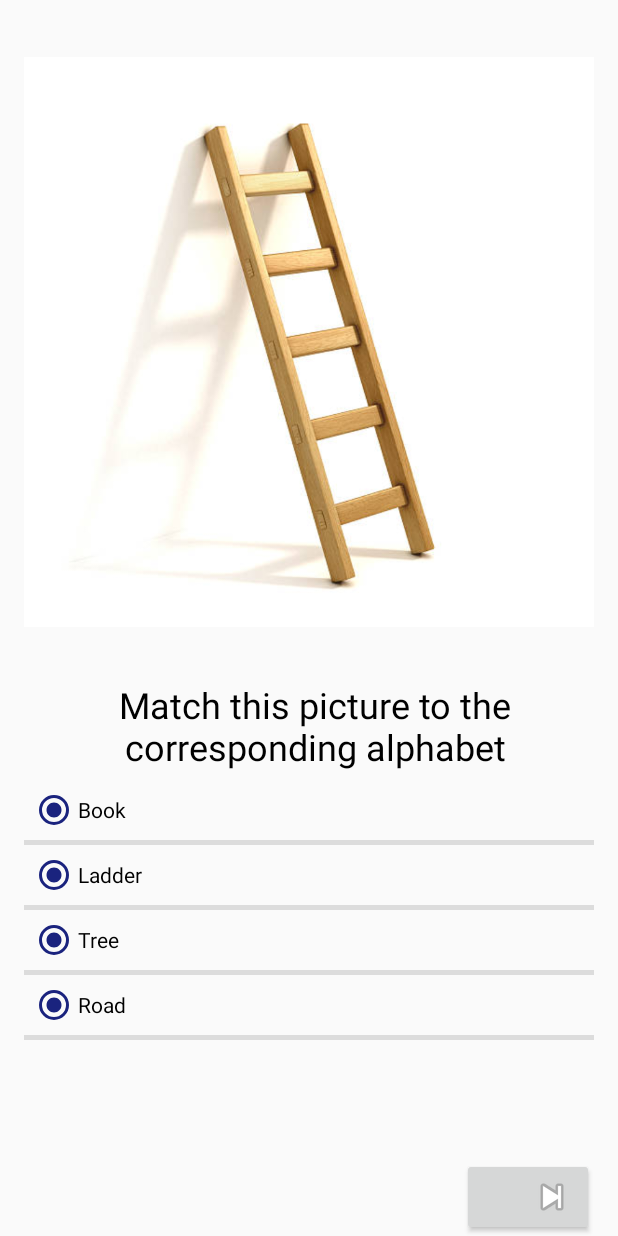
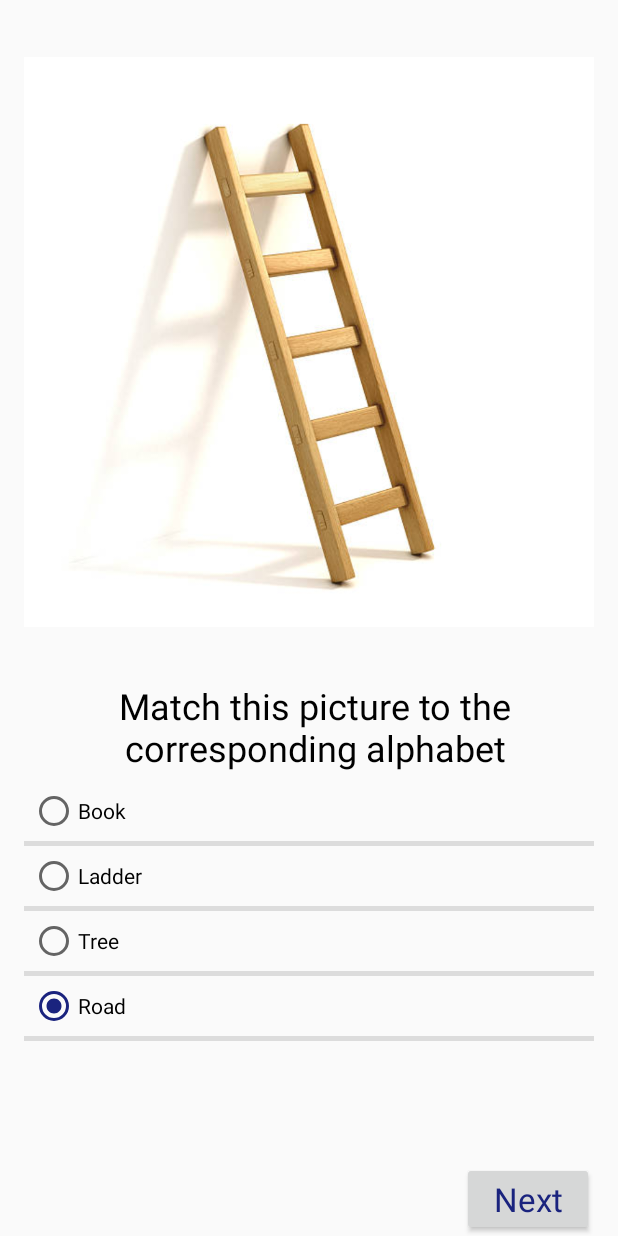
Before and after one commit to ime01/AAD-TEAM-40-ANIMATION-CHALLENGE, an Android app: the QuizActivity screen opened directly, with no data from a screen before it, after a tap on "Road", on a phone screen of 412 x 824 dp. Run offline under Robolectric (Android 15) with nearby library versions, the phone set to English and light mode, and no system bars; 3 other taps on this screen came first.

Commit message:
add radiobutton options

```diff
--- a/app/src/main/java/com/flowz/kidsplayground/QuizActivity.java
+++ b/app/src/main/java/com/flowz/kidsplayground/QuizActivity.java
@@ -20,6 +20,7 @@ public class QuizActivity extends FragmentActivity {
 
         mViewPager = findViewById(R.id.view_pager);
         mViewPager.setAdapter(new ViewPagerAdapter(getSupportFragmentManager()));
+
     }
 
     @Override
@@ -33,7 +34,7 @@ public class QuizActivity extends FragmentActivity {
         if (mViewPager.getCurrentItem() > 0) {
             mViewPager.setCurrentItem(mViewPager.getCurrentItem() - 1);
         }
-        if (mViewPager.getCurrentItem() == 0) {
+        if (mViewPager.getCurrentItem() < 0) {
             super.onBackPressed();
         }
 
--- a/app/src/main/java/com/flowz/kidsplayground/quizmanager/QuizOptionsListAdapter.java
+++ b/app/src/main/java/com/flowz/kidsplayground/quizmanager/QuizOptionsListAdapter.java
@@ -5,26 +5,26 @@ import android.database.DataSetObserver;
 import android.view.LayoutInflater;
 import android.view.View;
 import android.view.ViewGroup;
-import android.widget.ListAdapter;
+import android.widget.BaseAdapter;
 import android.widget.RadioButton;
-import android.widget.RadioGroup;
 
 import com.flowz.kidsplayground.R;
 
 import java.util.List;
 
-public class QuizOptionsListAdapter implements ListAdapter {
+public class QuizOptionsListAdapter extends BaseAdapter {
     private List<QuizOptionInfo> quizOptionArrayList;
     private Context mContext;
     private int mAnswerId;
     private boolean answered;
-    private RadioGroup optionsGroup;
+    private int selectedPosition = -1;
+    private RadioButton mSelectedOption;
 
     public QuizOptionsListAdapter(List<QuizOptionInfo> quizOptionArrayList, Context context, int answerId) {
         this.quizOptionArrayList = quizOptionArrayList;
         mContext = context;
         mAnswerId = answerId;
-        optionsGroup = new RadioGroup(mContext);
+
     }
 
     @Override
@@ -73,23 +73,27 @@ public class QuizOptionsListAdapter implements ListAdapter {
         if (view == null) {
             LayoutInflater layoutInflater = LayoutInflater.from(mContext);
             view = layoutInflater.inflate(R.layout.quiz_option_row, null);
-            view.setOnClickListener(new View.OnClickListener() {
+            RadioButton option = view.findViewById(R.id.option_radio);
+            option.setText(quizOptionInfo.getOption());
+            option.setOnClickListener(new View.OnClickListener() {
                 @Override
-                public void onClick(View v) {
-//                    if (!answered) {
-//                        if (position + 1 == mAnswerId) {
-//                            v.setBackgroundColor(Color.parseColor("#ADD8E6"));
-//                        } else {
-//                            v.setBackgroundColor(Color.parseColor("#FF0000"));
-//                        }
-//                        answered = true;
-//                    }
+                public void onClick(View view) {
+                    if(position != selectedPosition && mSelectedOption !=null){
+                        mSelectedOption.setChecked(false);
+                    }
+                    selectedPosition = position;
+                    mSelectedOption = ((RadioButton) view);
                 }
             });
-            RadioButton option = view.findViewById(R.id.option_radio);
-            option.setText(quizOptionInfo.getOption());
+            if(selectedPosition != position){
+                option.setChecked(false);
+            }else {
+                option.setChecked(true);
+                if(mSelectedOption !=null && option != mSelectedOption){
+                    mSelectedOption = option;
+                }
+            }
         }
-        optionsGroup.addView(view, position);
         return view;
     }
 
--- a/app/src/main/res/layout/fragment_quiz_question.xml
+++ b/app/src/main/res/layout/fragment_quiz_question.xml
@@ -37,6 +37,7 @@
         android:layout_marginTop="6dp"
         android:layout_marginEnd="8dp"
         android:layout_weight="1.5"
+        android:choiceMode="singleChoice"
         android:clickable="true"
         android:clipChildren="false"
         android:clipToPadding="false"
@@ -52,10 +53,10 @@
         android:layout_height="wrap_content"
         android:layout_gravity="end"
         android:layout_marginEnd="8dp"
-        android:contentDescription="@string/next"
-        android:drawableEnd="@android:drawable/ic_media_next"
         android:onClick="onNextPressed"
+        android:text="@string/next"
         android:textAppearance="@style/TextAppearance.AppCompat.Large"
+        android:textColor="@color/colorAccent2"
         tools:text="@string/next" />
 
 </LinearLayout>
--- a/app/src/main/res/values/colors.xml
+++ b/app/src/main/res/values/colors.xml
@@ -1,7 +1,7 @@
 <?xml version="1.0" encoding="utf-8"?>
 <resources>
     <color name="colorAccent">#d81b60</color>
-    <color name="colorAccent2">#1a237e</color>
+    <color name="colorAccent2">#1A237E</color>
     <color name="colorAccent3">#ffffff</color>
     <color name="colorPrimary">#304FFE</color>
     <color name="colorPrimaryDark">#000957</color>
```
